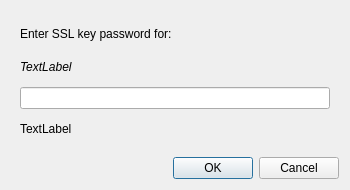
This is src/ui/qgscredentialdialog.ui in qgis/QGIS as Qt 5 draws it before an edit. The edited form follows.
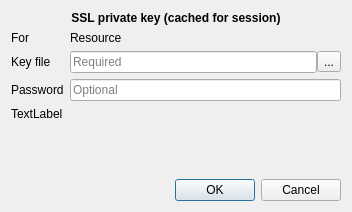
This is the edited form. The open tabs and pages were chosen to show the change.

Commit message:
Refactor approach to use better storage and more secure private key use
- Whole PKI group (cert, key and any issuer) are saved in cache
- Private key (and all other PKI components) can be full paths
- Private key path and password can be input when needed, and not stored

```diff
--- a/src/ui/qgscredentialdialog.ui
+++ b/src/ui/qgscredentialdialog.ui
@@ -6,8 +6,8 @@
    <rect>
     <x>0</x>
     <y>0</y>
-    <width>350</width>
-    <height>190</height>
+    <width>352</width>
+    <height>212</height>
    </rect>
   </property>
   <property name="windowTitle">
@@ -78,40 +78,122 @@
       </layout>
      </widget>
      <widget class="QWidget" name="page_2">
-      <layout class="QVBoxLayout" name="verticalLayout">
-       <item>
+      <layout class="QFormLayout" name="formLayout_3">
+       <property name="fieldGrowthPolicy">
+        <enum>QFormLayout::ExpandingFieldsGrow</enum>
+       </property>
+       <property name="margin">
+        <number>0</number>
+       </property>
+       <item row="3" column="0">
         <widget class="QLabel" name="label_4">
          <property name="text">
-          <string>Enter SSL key password for:</string>
+          <string>Password</string>
          </property>
         </widget>
        </item>
-       <item>
+       <item row="3" column="1">
+        <widget class="QLineEdit" name="leKeyPassword">
+         <property name="text">
+          <string notr="true"/>
+         </property>
+         <property name="echoMode">
+          <enum>QLineEdit::Password</enum>
+         </property>
+         <property name="placeholderText">
+          <string>Optional</string>
+         </property>
+        </widget>
+       </item>
+       <item row="1" column="1">
         <widget class="QLabel" name="lblKeyResource">
+         <property name="sizePolicy">
+          <sizepolicy hsizetype="Expanding" vsizetype="Preferred">
+           <horstretch>0</horstretch>
+           <verstretch>0</verstretch>
+          </sizepolicy>
+         </property>
+         <property name="text">
+          <string notr="true">Resource</string>
+         </property>
+        </widget>
+       </item>
+       <item row="1" column="0">
+        <widget class="QLabel" name="label_5">
+         <property name="text">
+          <string>For</string>
+         </property>
+        </widget>
+       </item>
+       <item row="5" column="0" colspan="2">
+        <widget class="QLabel" name="lblKeyMessage">
+         <property name="sizePolicy">
+          <sizepolicy hsizetype="Expanding" vsizetype="Preferred">
+           <horstretch>0</horstretch>
+           <verstretch>0</verstretch>
+          </sizepolicy>
+         </property>
+         <property name="text">
+          <string>TextLabel</string>
+         </property>
+        </widget>
+       </item>
+       <item row="0" column="0" colspan="2">
+        <widget class="QLabel" name="label_6">
          <property name="font">
           <font>
-           <italic>true</italic>
+           <weight>75</weight>
+           <italic>false</italic>
+           <bold>true</bold>
           </font>
          </property>
          <property name="text">
-          <string>TextLabel</string>
+          <string>SSL private key (cached for session)</string>
          </property>
-        </widget>
-       </item>
-       <item>
-        <widget class="QLineEdit" name="leKeyPassword">
-         <property name="echoMode">
-          <enum>QLineEdit::Password</enum>
+         <property name="alignment">
+          <set>Qt::AlignCenter</set>
          </property>
         </widget>
        </item>
-       <item>
-        <widget class="QLabel" name="lblKeyMessage">
+       <item row="2" column="0">
+        <widget class="QLabel" name="lblKeyPath">
          <property name="text">
-          <string>TextLabel</string>
+          <string>Key file</string>
          </property>
         </widget>
        </item>
+       <item row="2" column="1">
+        <widget class="QFrame" name="frKeyPath">
+         <layout class="QHBoxLayout" name="layoutKeyPath">
+          <property name="spacing">
+           <number>0</number>
+          </property>
+          <property name="margin">
+           <number>0</number>
+          </property>
+          <item>
+           <widget class="QLineEdit" name="leKeyPath">
+            <property name="text">
+             <string notr="true"/>
+            </property>
+            <property name="readOnly">
+             <bool>true</bool>
+            </property>
+            <property name="placeholderText">
+             <string>Required</string>
+            </property>
+           </widget>
+          </item>
+          <item>
+           <widget class="QToolButton" name="tbKeyPathSelect">
+            <property name="text">
+             <string>...</string>
+            </property>
+           </widget>
+          </item>
+         </layout>
+        </widget>
+       </item>
       </layout>
      </widget>
     </widget>
```
Left out of the diff: 2 changed lines with no effect on the pictures. The commit also changes 18 other files.
